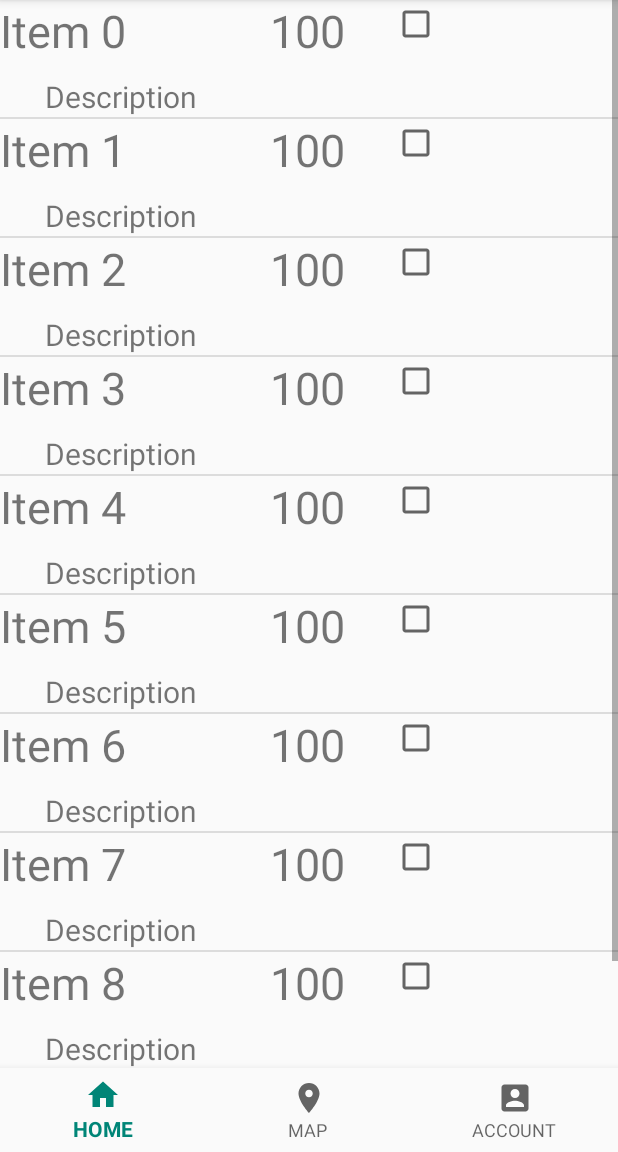
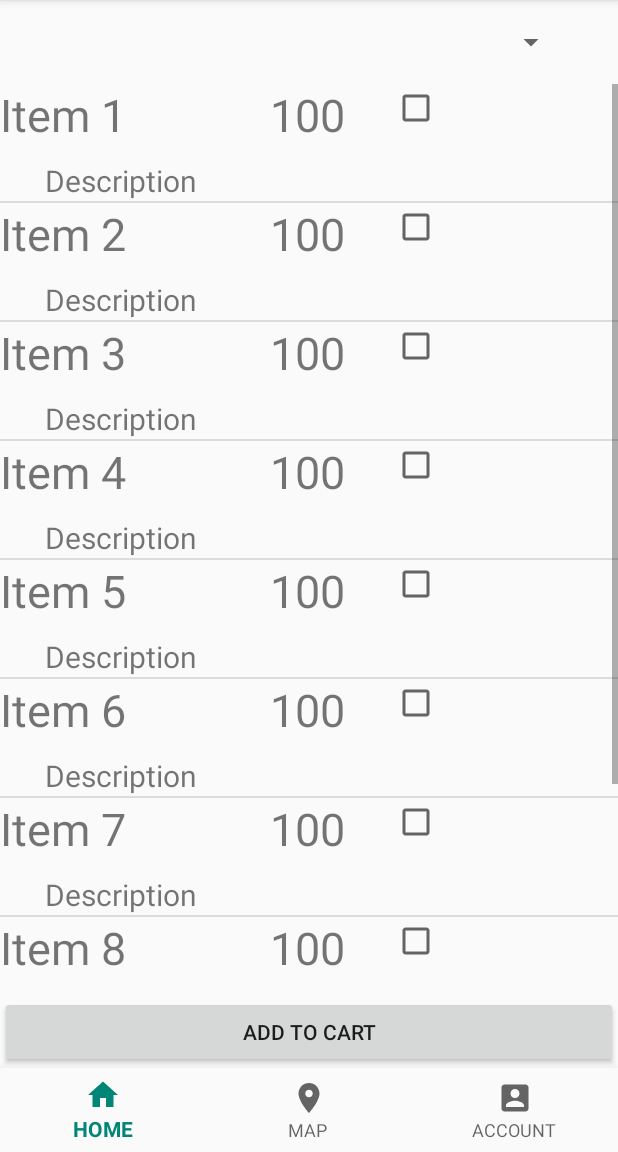
Before and after one commit to KunalN25/MainProject, an Android app: the fragment MenuFragment placed in its activity, on a phone screen of 412 x 824 dp, the part 84-1236 px from its top. Run offline under Robolectric (Android 15) with nearby library versions, the phone set to English and light mode, and no system bars; our stand-ins replace Firebase (no records; nobody signed in at launch, a user with empty details on screens opened directly); 4 statements that could not run were skipped.

Commit message:
Added Restaurant List and Maps

```diff
--- a/app/src/main/java/com/example/mainproject/RestaurantOperations/RestaurantMenu/MenuFragment.java
+++ b/app/src/main/java/com/example/mainproject/RestaurantOperations/RestaurantMenu/MenuFragment.java
@@ -2,32 +2,42 @@ package com.example.mainproject.RestaurantOperations.RestaurantMenu;
 
 
 import android.annotation.SuppressLint;
+import android.content.Context;
 import android.os.Bundle;
 import android.util.Log;
 import android.view.LayoutInflater;
 import android.view.View;
 import android.view.ViewGroup;
-import android.widget.ArrayAdapter;
+import android.widget.AdapterView;
 import android.widget.Button;
 import android.widget.CheckBox;
 import android.widget.ListView;
+import android.widget.Spinner;
 import android.widget.TextView;
 
 import androidx.fragment.app.Fragment;
 
 import com.example.mainproject.R;
+import com.example.mainproject.UtilityClasses.Message;
+
+import java.util.ArrayList;
+import java.util.List;
 
 
 /**
  * A simple {@link Fragment} subclass.menu
  */
-public class MenuFragment extends Fragment implements View.OnClickListener {
+public class MenuFragment extends Fragment implements View.OnClickListener, AdapterView.OnItemClickListener{
     private static final String TAG="kun";
-    ListView menuList;
-    ArrayAdapter<String> arrayAdapter;
-    MenuListAdapter menuListAdapter;
-    Button show;
-    MenuItem[] menuItem;
+    private ListView menuList;
+    private MenuListAdapter menuListAdapter;
+    private Button show;
+    private List<MenuItem> menuItem,addToCart;
+    private List<MenuItemForListView> menuItemForListViews;
+    private MenuFragmentMethods menuFragmentMethods;
+    private Spinner selectedItems;
+
+
     public MenuFragment() {
         // Required empty public constructor
     }
@@ -41,39 +51,92 @@ public class MenuFragment extends Fragment implements View.OnClickListener {
         initialize(v);
         show=v.findViewById(R.id.show);
         show.setOnClickListener(this);
+        menuList.setOnItemClickListener(this);
+
         menuList.setAdapter(menuListAdapter);
-        Log.d(TAG, "onCreateView: Menu List created");
-        //menuList.setChoiceMode(AbsListView.CHOICE_MODE_MULTIPLE);
 
         return v;
     }
     private void initialize(View v){
         menuList=v.findViewById(R.id.menuList);
-        menuItem=new MenuItem[10];
+        menuItemForListViews=new ArrayList<>();
         for(int i=0;i<10;i++)
         {
-            menuItem[i]=new MenuItem("Item "+i,"100");
+            menuItemForListViews.add(new MenuItemForListView("Item "+(i+1),"100"));
         }
-        //arrayAdapter=new ArrayAdapter<>(getActivity(),android.R.layout.simple_list_item_multiple_choice,test);
-        menuListAdapter=new MenuListAdapter(getActivity(),menuItem);
+        menuListAdapter=new MenuListAdapter(getActivity(),menuItemForListViews);
+        selectedItems=v.findViewById(R.id.selectedItems);
     }
 
+    @Override
+    public void onAttach(Context context) {
+        super.onAttach(context);
+        menuFragmentMethods=(MenuFragmentMethods)context;
+    }
 
     @SuppressLint("ResourceAsColor")
     @Override
     public void onClick(View view) {
-        for(int i=0;i<5;i++)
+
+        addToCart=new ArrayList<>();
+        int cartItems=0;
+        try{
+            for(int i=0;i<menuItemForListViews.size();i++)
+            {
+                if(menuItemForListViews.get(i).isSelected())
+                {
+                    Log.d(TAG, "onClick: "+menuItemForListViews);
+                    addToCart.add(new MenuItem(menuItemForListViews.get(i).getName(),menuItemForListViews.get(i).getPrice()));
+                    cartItems++;
+                }
+            }
+            if(cartItems==0)
+                Message.message(getActivity(),"Please select at least one item");
+            else {
+                menuFragmentMethods.sendMenuItems(addToCart);
+            }
+
+
+
+        }catch (NullPointerException e)
         {
-            TextView textView=menuList.getChildAt(i).findViewById(R.id.name);
-            CheckBox checkBox=menuList.getChildAt(i).findViewById(R.id.checkItem);
-            if(checkBox.isChecked()) {
+            Message.message(getActivity(),e.toString(), 1);
+            Log.d(TAG, "onClick: "+e.toString());
+        }
 
-                Log.d(TAG, "onClick: \nName:" + menuItem[i].getName() + " \n"+"Price :"+menuItem[i].getPrice());
-            }
+    }
+
+    @SuppressLint("ResourceAsColor")
+    @Override
+    public void onItemClick(AdapterView<?> adapterView, View view, int i, long l) {
+        CheckBox checkBox;
+        TextView name,price;
+        view.setSelected(true);
+        checkBox= view.findViewById(R.id.checkItem);
+        name=view.findViewById(R.id.menuItemName);
+        price=view.findViewById(R.id.itemPrice);
+        boolean checked=checkBox.isChecked();
+        checkBox.setChecked(!checked);
+        if(!checked)
+        {
+            view.setBackgroundColor(R.color.pink);
+            menuItemForListViews.get(i).setSelected(true);
+        }
+        else
+        {
+            view.setBackgroundColor(android.R.color.background_light);
+            menuItemForListViews.get(i).setSelected(false);
         }
 
 
     }
+
+
+
+    public interface MenuFragmentMethods{
+        void sendMenuItems(List<MenuItem> cart);
+    }
+
 
 
     /*ADD:
--- /dev/null
+++ b/app/src/main/java/com/example/mainproject/RestaurantOperations/RestaurantMenu/MenuItemForListView.java
@@ -0,0 +1,29 @@
+package com.example.mainproject.RestaurantOperations.RestaurantMenu;
+
+public class MenuItemForListView {
+
+    private String name,price;
+    private boolean selected;
+
+    public MenuItemForListView(String name, String price) {
+        this.name = name;
+        this.price = price;
+
+    }
+
+    public String getName() {
+        return name;
+    }
+
+    public String getPrice() {
+        return price;
+    }
+
+    public boolean isSelected() {
+        return selected;
+    }
+
+    public void setSelected(boolean selected) {
+        this.selected = selected;
+    }
+}
--- a/app/src/main/java/com/example/mainproject/RestaurantOperations/RestaurantMenu/MenuListAdapter.java
+++ b/app/src/main/java/com/example/mainproject/RestaurantOperations/RestaurantMenu/MenuListAdapter.java
@@ -1,8 +1,6 @@
 package com.example.mainproject.RestaurantOperations.RestaurantMenu;
 
-import android.annotation.SuppressLint;
 import android.content.Context;
-import android.util.Log;
 import android.view.LayoutInflater;
 import android.view.View;
 import android.view.ViewGroup;
@@ -12,20 +10,26 @@ import android.widget.ImageView;
 import android.widget.RelativeLayout;
 import android.widget.TextView;
 
+import androidx.annotation.NonNull;
+
 import com.example.mainproject.R;
 
-public class MenuListAdapter extends ArrayAdapter{
+import java.util.List;
+
+public class MenuListAdapter extends ArrayAdapter {
     Context context;
-    MenuItem[] menuItems;
+    List<MenuItemForListView> menuItemForListViews;
+
     private static final String TAG="kun";
-    public MenuListAdapter(Context context, MenuItem[] menuItems) {
-        super(context, R.layout.menu_list_item,R.id.menuItemName,menuItems);
+     MenuListAdapter(Context context, List<MenuItemForListView> menuItemForListViews) {
+        super(context, R.layout.menu_list_item,R.id.menuItemName,menuItemForListViews);
         this.context=context;
-       this.menuItems=menuItems;
+       this.menuItemForListViews=menuItemForListViews;
     }
 
+    @NonNull
     @Override
-    public View getView(final int position, final View convertView, ViewGroup parent) {
+    public View getView(final int position, final View convertView, @NonNull ViewGroup parent) {
         View row=convertView;
         MenuItemViewHolder holder=null;
         if(row==null) //Initialize the LayoutInflater only when the row is being created for the first time otherwise directly skip
@@ -33,42 +37,26 @@ public class MenuListAdapter extends ArrayAdapter{
         {
 
             LayoutInflater inflater = (LayoutInflater) context.getSystemService(Context.LAYOUT_INFLATER_SERVICE);
-            row = inflater.inflate(R.layout.menu_list_item, parent, false);
+            if (inflater != null) {
+                row = inflater.inflate(R.layout.menu_list_item, parent, false);
+            }
+            assert row != null;
             holder=new MenuItemViewHolder(row);   //This does the work of initializing the view objects like textView and imageViews and makes
             // the listView further optimized.
              row.setTag(holder);     //This can store some object inside it.
-
 
         }
         else {
             holder= (MenuItemViewHolder) row.getTag();
 
         }
-        final MenuItemViewHolder finalHolder = holder;
 
-        row.setOnClickListener(new View.OnClickListener() {
-            @SuppressLint("PrivateResource")
-            @Override
-            public void onClick(View view) {
-                boolean checked= finalHolder.checkBox.isChecked();
-                finalHolder.checkBox.setChecked(!checked);
-                if(!checked)
-                {
-                    finalHolder.listItem.setBackgroundColor(context.getResources().getColor(R.color.pink));
-                }
-                else {
-                    finalHolder.listItem.setBackgroundColor(context.getResources().getColor(R.color.cardview_light_background));
-                }
-                Log.d(TAG, "onClick: "+finalHolder.names.getText().toString()+" is clicked");
-            }
-        });
+        holder.names.setText(menuItemForListViews.get(position).getName());
+        holder.price.setText(menuItemForListViews.get(position).getPrice());
 
-        holder.names.setText(menuItems[position].getName());
-        holder.price.setText(menuItems[position].getPrice());
-        holder.checkBox.setTag("CheckBox");
-        holder.names.setTag("Item");
         return row;
     }
+
 
 
 }
--- a/app/src/main/res/layout-v26/fragment_menu.xml
+++ b/app/src/main/res/layout-v26/fragment_menu.xml
@@ -1,24 +1,36 @@
 <?xml version="1.0" encoding="utf-8"?>
-<RelativeLayout
+<LinearLayout
     xmlns:android="http://schemas.android.com/apk/res/android"
 
     xmlns:tools="http://schemas.android.com/tools"
     android:layout_width="match_parent"
     android:layout_height="match_parent"
-    tools:context=".MenuFragment"
-    android:id="@+id/frameLAyout">
+    tools:context=".RestaurantOperations.RestaurantMenu.MenuFragment"
+    android:id="@+id/frameLAyout"
+    android:orientation="vertical">
+  <androidx.appcompat.widget.Toolbar
+      android:layout_width="wrap_content"
+      android:layout_height="?attr/actionBarSize">
+    <Spinner
+      android:id="@+id/selectedItems"
+        android:layout_width="wrap_content"
+        android:layout_height="wrap_content"
+        android:layout_marginStart="330dp"/>
+  </androidx.appcompat.widget.Toolbar>
 
   <ListView
       android:id="@+id/menuList"
       android:layout_width="match_parent"
-      android:layout_height="wrap_content"/>
-  <Button
-      android:id="@+id/show"
-      android:layout_width="wrap_content"
       android:layout_height="wrap_content"
-      android:text="Show"
-      android:layout_marginTop="40dp"
-      android:layout_below="@id/menuList"
-      />
+      android:layout_weight="1"/>
 
-</RelativeLayout>
+    <Button
+        android:id="@+id/show"
+        android:layout_width="match_parent"
+        android:layout_height="wrap_content"
+        android:text="ADD TO CART"
+        android:layout_weight="0"
+        />
+
+
+</LinearLayout>
--- a/app/src/main/res/layout-v26/menu_list_item.xml
+++ b/app/src/main/res/layout-v26/menu_list_item.xml
@@ -2,12 +2,17 @@
 <RelativeLayout xmlns:android="http://schemas.android.com/apk/res/android"
     android:orientation="vertical" android:layout_width="match_parent"
     android:layout_height="match_parent"
-    android:id="@+id/listItem">
+    android:id="@+id/listItem"
+    android:clickable="false"
+    android:descendantFocusability="blocksDescendants">
+    <!--DescendantFocusability attribute is used to set the focusable for all the child views
+        so that the listView can be clickable.-->
     <ImageView
         android:id="@+id/icon"
         android:layout_width="wrap_content"
         android:layout_height="wrap_content"
-        android:layout_alignParentLeft="true"/>
+        android:layout_alignParentLeft="true"
+        android:clickable="false"/>
     <TextView
         android:id="@+id/menuItemName"
         android:layout_width="wrap_content"
@@ -15,6 +20,7 @@
         android:text="Item"
         android:textSize="30sp"
         android:layout_toRightOf="@id/icon"
+        android:clickable="false"
         />
 
     <TextView
@@ -24,7 +30,8 @@
         android:layout_marginLeft="180dp"
         android:layout_marginRight="31dp"
         android:text="100"
-        android:textSize="30sp" />
+        android:textSize="30sp"
+        android:clickable="false"/>
 
     <CheckBox
         android:id="@+id/checkItem"
@@ -42,6 +49,7 @@
         android:text="Description"
         android:layout_marginHorizontal="30dp"
         android:layout_marginTop="10dp"
-        android:textSize="20sp"/>
+        android:textSize="20sp"
+        android:clickable="false"/>
 
 </RelativeLayout>
--- a/app/src/main/res/values/strings.xml
+++ b/app/src/main/res/values/strings.xml
@@ -30,5 +30,8 @@
     <string name="account">ACCOUNT</string>
     <string name="cuisines">Cuisines</string>
     <string name="city">City</string>
+    <string name="total">Total</string>
+    <string name="confirm_your_order">Confirm Your Order</string>
+    <string name="rs_0">Rs. 0</string>
 
 </resources>
--- a/build.gradle
+++ b/build.gradle
@@ -7,7 +7,7 @@ buildscript {
 
     }
     dependencies {
-        classpath 'com.android.tools.build:gradle:3.4.1'
+        classpath 'com.android.tools.build:gradle:3.5.1'
         classpath 'com.google.gms:google-services:4.2.0'
 
         // NOTE: Do not place your application dependencies here; they belong
```
Also changed, not shown: app/src/main/AndroidManifest.xml (+6 -1 lines), app/src/main/java/com/example/mainproject/RestaurantOperations/CartItemsList.java (added, +50 -0 lines), app/src/main/java/com/example/mainproject/RestaurantOperations/ConfirmFragment.java (added, +53 -0 lines), app/src/main/java/com/example/mainproject/RestaurantOperations/ConfirmFragmentListAdapter.java (added, +71 -0 lines), app/src/main/java/com/example/mainproject/RestaurantOperations/RestaurantActivity.java (+18 -1 lines), app/src/main/java/com/example/mainproject/RestaurantOperations/ViewsForMenuLIstItems.java (added, +10 -0 lines), app/src/main/java/com/example/mainproject/UtilityClasses/Message.java (+12 -1 lines), app/src/main/res/layout/confirm_fragment_list_item.xml (added, +19 -0 lines), app/src/main/res/layout/fragment_cart_items_list.xml (added, +9 -0 lines), app/src/main/res/layout/fragment_confirm.xml (added, +53 -0 lines), gradle/wrapper/gradle-wrapper.properties.
